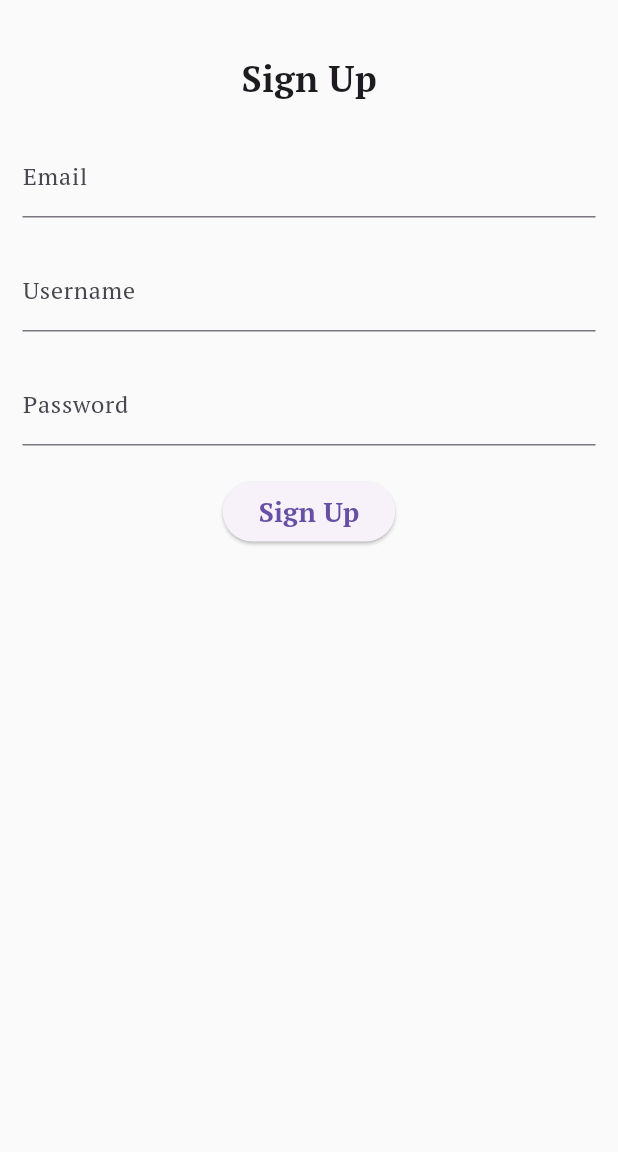
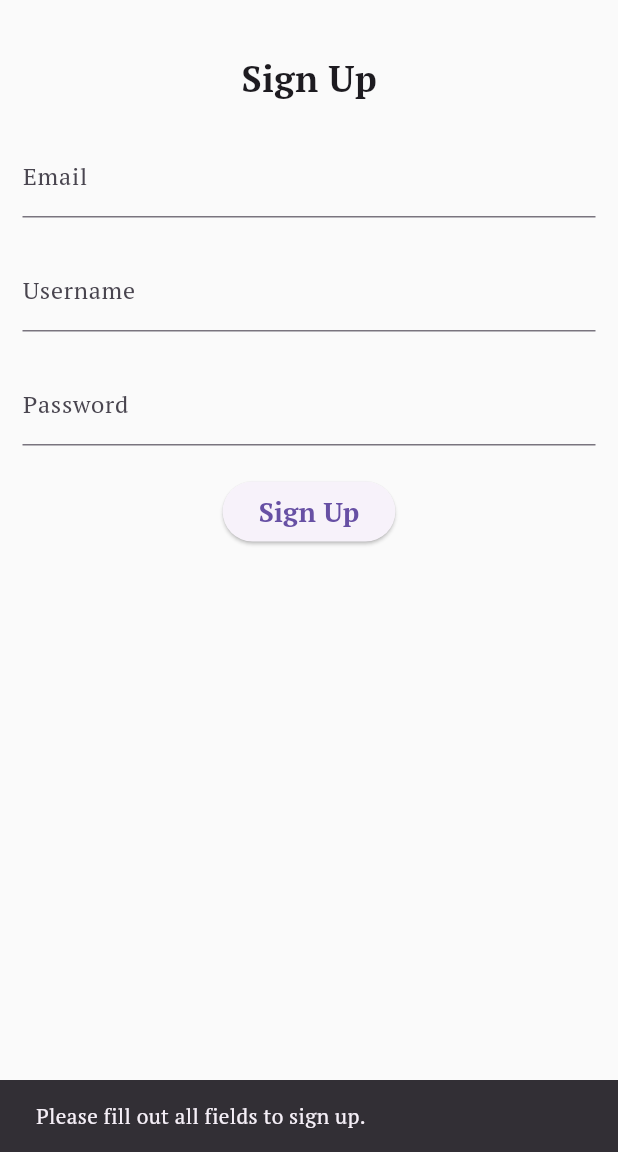
Before and after one commit to harshithlanka3/SAME-3311, a Flutter app: the SignUpPage screen opened directly, after a tap on "Sign Up", on a phone screen of 412 x 824 dp, the part 84-1236 px from its top. Run offline on Flutter 3.47's test engine with Material 3 defaults, Android fonts, the phone set to English and light mode, and no system bars; our stand-ins replace fluttertoast, multi_select_flutter.

Commit message:
frontend user info validation

```diff
--- a/frontend/s_a_m_e/lib/signup.dart
+++ b/frontend/s_a_m_e/lib/signup.dart
@@ -47,6 +47,18 @@ class _SignUpPageState extends State<SignUpPage> {
     super.dispose();
   }
 
+  //if returns true then the email is in valid format
+  bool isValidEmail(String email) {
+    // regular expression for valid email format
+    RegExp emailFormat = RegExp(r'^[\w-]+(\.[\w-]+)*@[\w-]+(\.[\w-]+)+$');
+    // Check if the email matches the pattern
+    return emailFormat.hasMatch(email);
+  }
+  bool isValidUserOrPass (String username) {
+    RegExp userFormat = RegExp(r'^[\w.-]+$');
+    return userFormat.hasMatch(username.trim());
+  }
+
   @override
   Widget build(BuildContext context) {
     return Scaffold(
@@ -84,12 +96,50 @@ class _SignUpPageState extends State<SignUpPage> {
             const SizedBox(height: 20),
             ElevatedButton(
               onPressed: () {
-                final email = _userEmail.text;
-                final username = _username.text;
-                final password = _userPassword.text;
+                // final email = _userEmail.text;
+                // final username = _username.text;
+                // final password = _userPassword.text;
+
+                //g
+                if (_userEmail.text.isEmpty || _username.text.isEmpty || _userPassword.text.isEmpty) {
+                    // Show a warning snackbar to the user
+                    final snackBar = SnackBar(
+                      content: Text('Please fill out all fields to sign up.'),
+                      duration: Duration(seconds: 3),
+                    );
+                    ScaffoldMessenger.of(context).showSnackBar(snackBar);
+                } else {
+                  if (!isValidEmail(_userEmail.text)) {
+                    final snackBar = SnackBar(
+                      content: Text('Invalid email format, please input a valid email'),
+                      duration: Duration(seconds: 3),
+                    );
+                    ScaffoldMessenger.of(context).showSnackBar(snackBar);
+                  }
+                  if (!isValidUserOrPass(_username.text)) {
+                    final snackBar = SnackBar(
+                      content: Text('Invalid username, please input a valid username with no spaces'),
+                      duration: Duration(seconds: 3),
+                    );
+                    ScaffoldMessenger.of(context).showSnackBar(snackBar);
+                  }
+                  if (!isValidUserOrPass(_userPassword.text)) {
+                    final snackBar = SnackBar(
+                      content: Text('Invalid password, please input a valid password with no spaces'),
+                      duration: Duration(seconds: 3),
+                    );
+                    ScaffoldMessenger.of(context).showSnackBar(snackBar);
+                  }
+                  final email = _userEmail.text;
+                  final username = _username.text;
+                  final password = _userPassword.text;
+                  // Create a User instance with its info
+                  final user = User(email: email, username: username, password: password);
+                }
+                //g
 
                 // Create a User instance with its info
-                final user = User(email: email, username: username, password: password);
+                //final user = User(email: email, username: username, password: password);
               },
               child: const Text('Sign Up', style: TextStyle(fontWeight: FontWeight.bold, fontSize: 18.0)),
             ),
@@ -98,4 +148,8 @@ class _SignUpPageState extends State<SignUpPage> {
       ),
     );
   }
+
+  void registerUser() async{
+
+  }
 }
```
